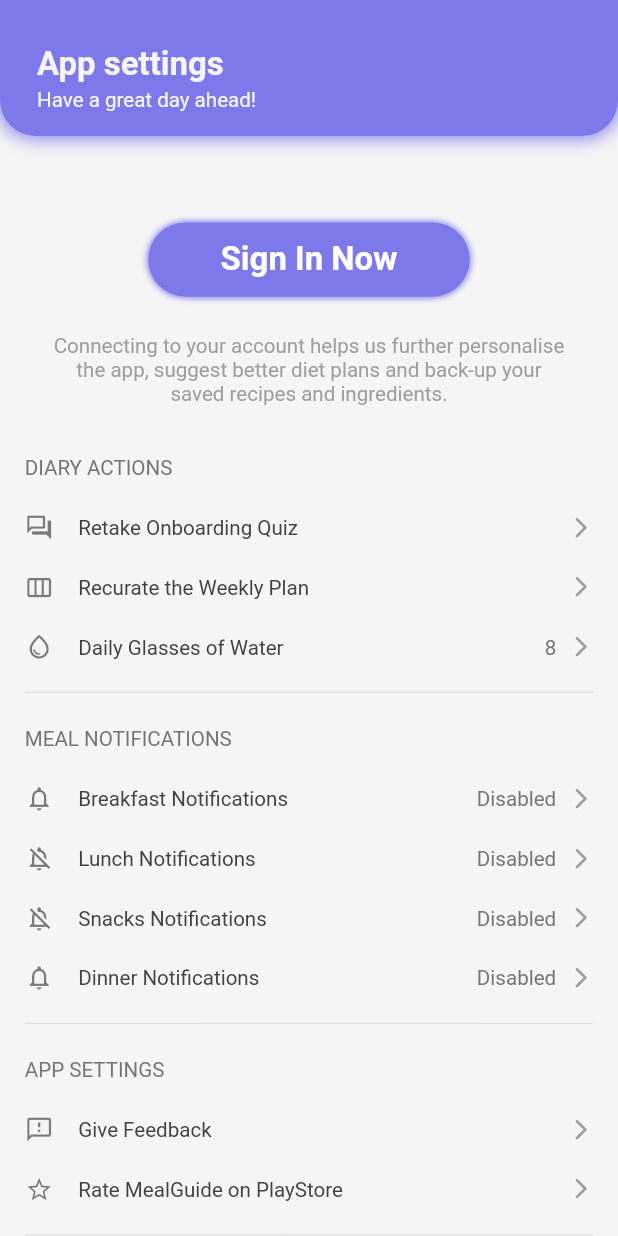
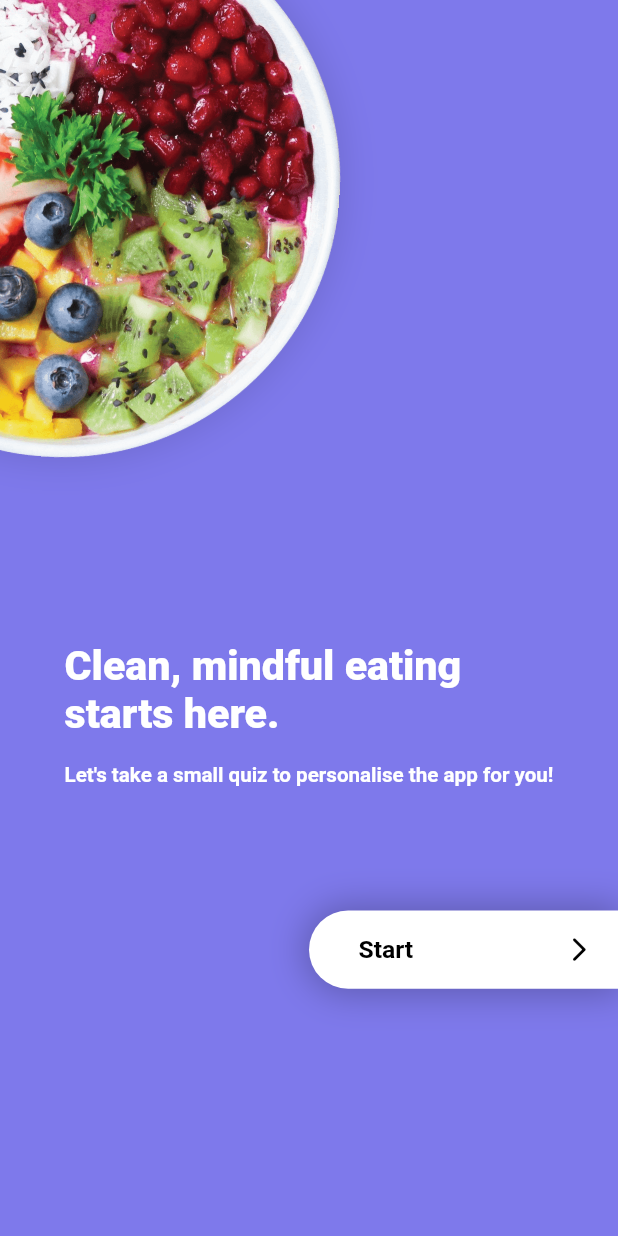
Before and after one commit to Akshiiitsaxena/mealguide-flutter, a Flutter app: the ProfilePage screen opened directly, after a tap on "Retake Onboarding Quiz", on a phone screen of 412 x 824 dp. Run offline on Flutter 3.47's test engine with Material 2 defaults, Android fonts, the light colour scheme and no system bars; our stand-ins replace cached_network_image, flutter_hooks, hive, hooks_riverpod, persistent_bottom_nav_bar_v2, scrollable_positioned_list and 1 more; missing offline and left inert: fraction; accounts and stored records are empty.

Commit message:
fix: onboarding UI & start screen

```diff
--- a/lib/helper/bottom_bar_view.dart
+++ b/lib/helper/bottom_bar_view.dart
@@ -8,6 +8,7 @@ import 'package:mealguide/pages/items/items_page.dart';
 import 'package:mealguide/pages/profile/profile_page.dart';
 import 'package:mealguide/pages/recipes/all_recipes_page.dart';
 import 'package:mealguide/pages/upgrade/upgrade_page.dart';
+import 'package:mealguide/providers/bottom_bar_provider.dart';
 import 'package:mealguide/providers/hive_provider.dart';
 import 'package:persistent_bottom_nav_bar_v2/persistent-tab-view.dart';
 import 'package:path_provider/path_provider.dart' as path_provider;
@@ -18,6 +19,7 @@ class BottomBarView extends HookConsumerWidget {
   @override
   Widget build(BuildContext context, WidgetRef ref) {
     final theme = Theme.of(context);
+    final bottomBarState = ref.watch(bottomBarStateNotifierProvider);
 
     useEffect(() {
       path_provider.getApplicationDocumentsDirectory().then((dir) {
@@ -28,12 +30,12 @@ class BottomBarView extends HookConsumerWidget {
       return null;
     }, []);
 
-    const List<Widget> screens = [
-      AllRecipesPage(),
-      DiaryPage(),
-      ItemsPage(),
-      ProfilePage(),
-      UpgradePage(),
+    List<Widget> screens = [
+      const AllRecipesPage(),
+      const DiaryPage(),
+      const ItemsPage(),
+      const ProfilePage(),
+      const UpgradePage(),
     ];
 
     return PersistentTabView(
@@ -47,6 +49,7 @@ class BottomBarView extends HookConsumerWidget {
       popActionScreens: PopActionScreensType.all,
       screens: screens,
       backgroundColor: theme.canvasColor,
+      hideNavigationBar: !bottomBarState.showBar,
       items: [
         PersistentBottomNavBarItem(
           icon: const Icon(Icons.food_bank_outlined),
--- a/lib/pages/onboarding/onboarding_steps.dart
+++ b/lib/pages/onboarding/onboarding_steps.dart
@@ -14,6 +14,8 @@ class OnboardingSteps extends HookConsumerWidget {
     int currentStep =
         ref.watch(onboardingQuizStateNotifierProvider).currentStep;
 
+    final theme = Theme.of(context);
+
     return SafeArea(
       child: Padding(
         padding: const EdgeInsets.fromLTRB(16, 32, 0, 0),
@@ -26,8 +28,8 @@ class OnboardingSteps extends HookConsumerWidget {
               margin: EdgeInsets.only(left: 1.5.w),
               decoration: BoxDecoration(
                 color: index <= currentStep
-                    ? Colors.deepPurpleAccent.shade100
-                    : Colors.deepPurpleAccent.shade100.withOpacity(0.2),
+                    ? theme.primaryColor
+                    : theme.primaryColor.withOpacity(0.2),
                 borderRadius: BorderRadius.circular(12),
               ),
               height: 1.h,
--- /dev/null
+++ b/lib/pages/onboarding/start_screen.dart
@@ -0,0 +1,99 @@
+import 'package:flutter/material.dart';
+import 'package:mealguide/pages/onboarding/onboarding_quiz.dart';
+import 'package:mealguide/widgets/rotating_plate.dart';
+import 'package:sizer/sizer.dart';
+
+class StartScreen extends StatelessWidget {
+  const StartScreen({super.key});
+
+  @override
+  Widget build(BuildContext context) {
+    final theme = Theme.of(context);
+
+    return Scaffold(
+      body: Container(
+        height: 100.h,
+        width: 100.w,
+        color: theme.primaryColor,
+        child: Stack(
+          children: [
+            Column(
+              mainAxisAlignment: MainAxisAlignment.end,
+              children: [
+                Padding(
+                  padding: EdgeInsets.symmetric(horizontal: 4.w),
+                  child: Column(
+                    crossAxisAlignment: CrossAxisAlignment.start,
+                    children: [
+                      Text(
+                        'Clean, mindful eating\nstarts here.',
+                        style: theme.textTheme.titleLarge!.copyWith(
+                          fontWeight: FontWeight.w800,
+                          color: Colors.white,
+                          fontSize: 20.sp,
+                        ),
+                      ),
+                      SizedBox(height: 2.h),
+                      Text(
+                        'Let\'s take a small quiz to personalise the app for you!',
+                        style: theme.textTheme.bodyMedium!.copyWith(
+                          color: Colors.white,
+                        ),
+                      ),
+                    ],
+                  ),
+                ),
+                SizedBox(height: 10.h),
+                InkWell(
+                  onTap: () => Navigator.of(context).push(
+                    MaterialPageRoute(
+                      builder: (context) => const OnboardingQuiz(),
+                    ),
+                  ),
+                  child: Container(
+                    margin: EdgeInsets.only(left: 50.w),
+                    padding:
+                        EdgeInsets.symmetric(vertical: 2.h, horizontal: 4.w),
+                    decoration: const BoxDecoration(
+                      color: Colors.white,
+                      borderRadius: BorderRadius.only(
+                        topLeft: Radius.circular(100),
+                        bottomLeft: Radius.circular(100),
+                      ),
+                      boxShadow: [
+                        BoxShadow(
+                          color: Colors.black26,
+                          spreadRadius: 3,
+                          blurRadius: 20,
+                        ),
+                      ],
+                    ),
+                    child: Row(
+                      mainAxisAlignment: MainAxisAlignment.spaceBetween,
+                      children: [
+                        Padding(
+                          padding: EdgeInsets.only(left: 4.w),
+                          child: Text('Start',
+                              style: theme.textTheme.bodyMedium!.copyWith(
+                                  color: Colors.black, fontSize: 12.sp)),
+                        ),
+                        Icon(
+                          Icons.arrow_forward_ios_rounded,
+                          color: Colors.black,
+                          size: 14.sp,
+                        )
+                      ],
+                    ),
+                  ),
+                ),
+                SizedBox(height: 20.h)
+              ],
+            ),
+            RotatingPlate('assets/plates/pcod_plate.png',
+                size: 45.h, left: -35.w, top: -8.h),
+          ],
+        ),
+      ),
+    );
+  }
+}
--- a/lib/pages/profile/profile_page.dart
+++ b/lib/pages/profile/profile_page.dart
@@ -1,7 +1,9 @@
 import 'package:flutter/material.dart';
 import 'package:hooks_riverpod/hooks_riverpod.dart';
 import 'package:mealguide/helper/bottom_sheets.dart';
+import 'package:mealguide/pages/onboarding/start_screen.dart';
 import 'package:mealguide/pages/profile/profile_tile.dart';
+import 'package:mealguide/providers/bottom_bar_provider.dart';
 import 'package:mealguide/providers/diary_provider.dart';
 import 'package:mealguide/widgets/mg_bar.dart';
 import 'package:mealguide/widgets/primary_button.dart';
@@ -63,7 +65,14 @@ class ProfilePage extends HookConsumerWidget {
           ProfileTile(
             title: 'Retake Onboarding Quiz',
             icon: Icons.question_answer_outlined,
-            onTap: () {},
+            onTap: () {
+              ref.read(bottomBarStateNotifierProvider.notifier).hideBar();
+              Navigator.of(context).push(
+                MaterialPageRoute(
+                  builder: (context) => const StartScreen(),
+                ),
+              );
+            },
           ),
           ProfileTile(
             title: 'Recurate the Weekly Plan',
--- /dev/null
+++ b/lib/providers/bottom_bar_provider.dart
@@ -0,0 +1,30 @@
+import 'package:flutter/material.dart';
+import 'package:hooks_riverpod/hooks_riverpod.dart';
+
+@immutable
+class BottomBarState {
+  final bool showBar;
+
+  const BottomBarState(this.showBar);
+
+  BottomBarState copyWith({bool? showBar}) {
+    return BottomBarState(showBar ?? this.showBar);
+  }
+}
+
+class BottomBarStateNotifier extends StateNotifier<BottomBarState> {
+  BottomBarStateNotifier() : super(const BottomBarState(true));
+
+  void showBar() {
+    state = state.copyWith(showBar: true);
+  }
+
+  void hideBar() {
+    state = state.copyWith(showBar: false);
+  }
+}
+
+final bottomBarStateNotifierProvider =
+    StateNotifierProvider<BottomBarStateNotifier, BottomBarState>(
+  (_) => BottomBarStateNotifier(),
+);
--- a/lib/theme/app_theme.dart
+++ b/lib/theme/app_theme.dart
@@ -16,8 +16,8 @@ class AppTheme {
       displayMedium: TextStyle(color: Colors.grey, fontSize: 12.sp),
       displaySmall: TextStyle(color: Colors.grey, fontSize: 12.sp),
       headlineLarge: TextStyle(color: Colors.grey, fontSize: 12.sp),
-      headlineMedium: TextStyle(color: Colors.grey, fontSize: 12.sp),
-      headlineSmall: TextStyle(color: Colors.grey, fontSize: 12.sp),
+      headlineMedium: TextStyle(color: Colors.black87, fontSize: 14.sp),
+      headlineSmall: TextStyle(color: Colors.black54, fontSize: 14.sp),
       titleLarge: TextStyle(
         color: Colors.grey.shade100,
         fontWeight: FontWeight.bold,
@@ -28,7 +28,7 @@ class AppTheme {
         fontSize: 16.sp,
         fontWeight: FontWeight.bold,
       ),
-      titleSmall: TextStyle(color: Colors.grey, fontSize: 12.sp),
+      titleSmall: TextStyle(color: Colors.grey, fontSize: 14.sp),
       bodyLarge: TextStyle(color: Colors.grey.shade200, fontSize: 12.sp),
       bodyMedium: TextStyle(
         color: Colors.grey.shade800,
@@ -64,8 +64,8 @@ class AppTheme {
       displayMedium: TextStyle(color: Colors.grey, fontSize: 12.sp),
       displaySmall: TextStyle(color: Colors.grey, fontSize: 12.sp),
       headlineLarge: TextStyle(color: Colors.grey, fontSize: 12.sp),
-      headlineMedium: TextStyle(color: Colors.grey, fontSize: 12.sp),
-      headlineSmall: TextStyle(color: Colors.grey, fontSize: 12.sp),
+      headlineMedium: TextStyle(color: Colors.white, fontSize: 14.sp),
+      headlineSmall: TextStyle(color: Colors.white54, fontSize: 14.sp),
       titleLarge: TextStyle(
         color: Colors.grey.shade200,
         fontWeight: FontWeight.bold,
--- a/lib/widgets/primary_button.dart
+++ b/lib/widgets/primary_button.dart
@@ -30,7 +30,9 @@ class MgPrimaryButton extends StatelessWidget {
           width: width ?? 85.w,
           alignment: Alignment.center,
           decoration: BoxDecoration(
-            color: isEnabled ? theme.primaryColor : Colors.grey.shade800,
+            color: isEnabled
+                ? theme.primaryColor
+                : theme.primaryColor.withOpacity(0.2),
             borderRadius: BorderRadius.circular(64),
             boxShadow: isEnabled
                 ? [
@@ -46,7 +48,7 @@ class MgPrimaryButton extends StatelessWidget {
             child: Text(
               text,
               style: TextStyle(
-                color: isEnabled ? Colors.white : Colors.grey.shade600,
+                color: isEnabled ? Colors.white : theme.cardColor,
                 fontSize: 16.sp,
                 fontWeight: FontWeight.bold,
               ),
--- /dev/null
+++ b/lib/widgets/rotating_plate.dart
@@ -0,0 +1,88 @@
+import 'package:flutter/material.dart';
+
+class RotatingPlate extends StatefulWidget {
+  final String image;
+  final double size;
+  final double? left;
+  final double? right;
+  final double? top;
+  final double? bottom;
+
+  const RotatingPlate(
+    this.image, {
+    required this.size,
+    super.key,
+    this.left,
+    this.right,
+    this.bottom,
+    this.top,
+  });
+
+  @override
+  State<RotatingPlate> createState() => _RotatingPlateState();
+}
+
+class _RotatingPlateState extends State<RotatingPlate>
+    with SingleTickerProviderStateMixin {
+  late AnimationController animationController;
+  late Animation<double> animation;
+
+  @override
+  void initState() {
+    super.initState();
+    animationController = AnimationController(
+      vsync: this,
+      duration: const Duration(minutes: 3),
+    );
+    animation = Tween<double>(
+      begin: 0,
+      end: 12.5664,
+    ).animate(animationController);
+
+    animationController.forward();
+    animation.addStatusListener((status) {
+      if (status == AnimationStatus.completed) {
+        animationController.repeat();
+      }
+    });
+  }
+
+  @override
+  Widget build(BuildContext context) {
+    return Positioned(
+      left: widget.left,
+      right: widget.right,
+      bottom: widget.bottom,
+      top: widget.top,
+      child: AnimatedBuilder(
+        animation: animationController,
+        builder: (_, __) => Transform.rotate(
+          angle: animation.value,
+          child: Container(
+            decoration: const BoxDecoration(
+              shape: BoxShape.circle,
+              boxShadow: [
+                BoxShadow(
+                  color: Colors.black12,
+                  spreadRadius: 2,
+                  blurRadius: 20,
+                ),
+              ],
+            ),
+            child: Image.asset(
+              widget.image,
+              height: widget.size,
+              width: widget.size,
+            ),
+          ),
+        ),
+      ),
+    );
+  }
+
+  @override
+  void dispose() {
+    animationController.dispose();
+    super.dispose();
+  }
+}
```
Also changed, not shown: lib/pages/diary/calendar_row.dart (+20 -11 lines), lib/pages/diary/diary_page.dart (+5 -2 lines), lib/pages/onboarding/option_box.dart (+14 -8 lines), lib/widgets/diet_box.dart (+7 -54 lines), lib/widgets/mg_container.dart (+7 -3 lines), pubspec.lock.
